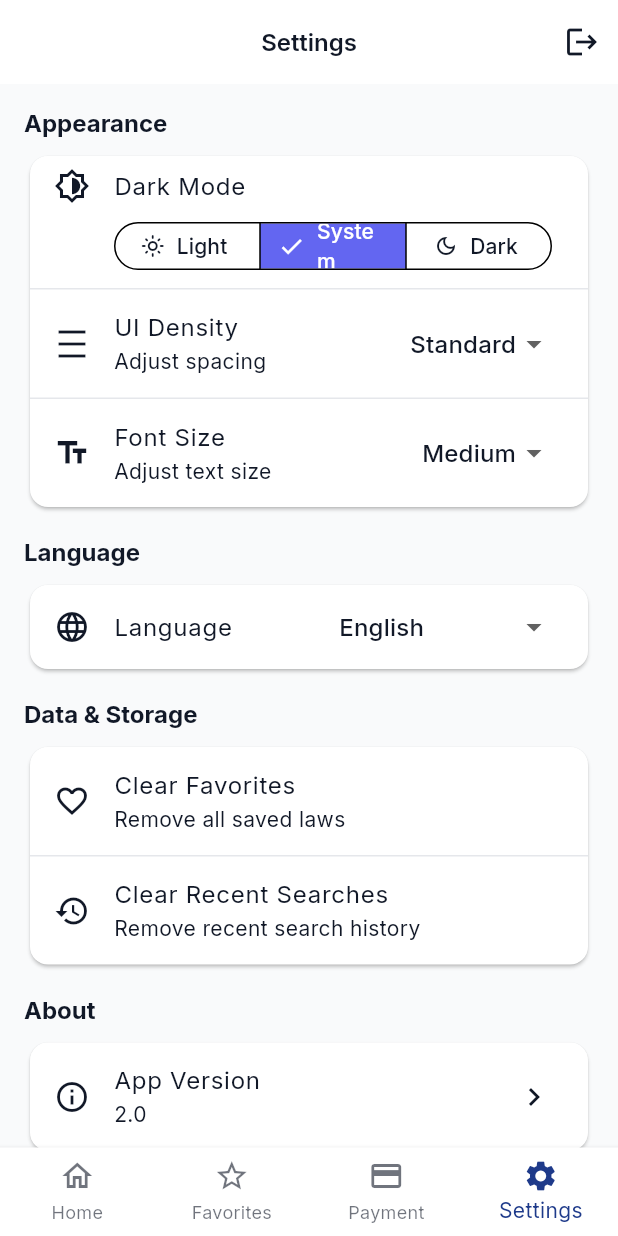
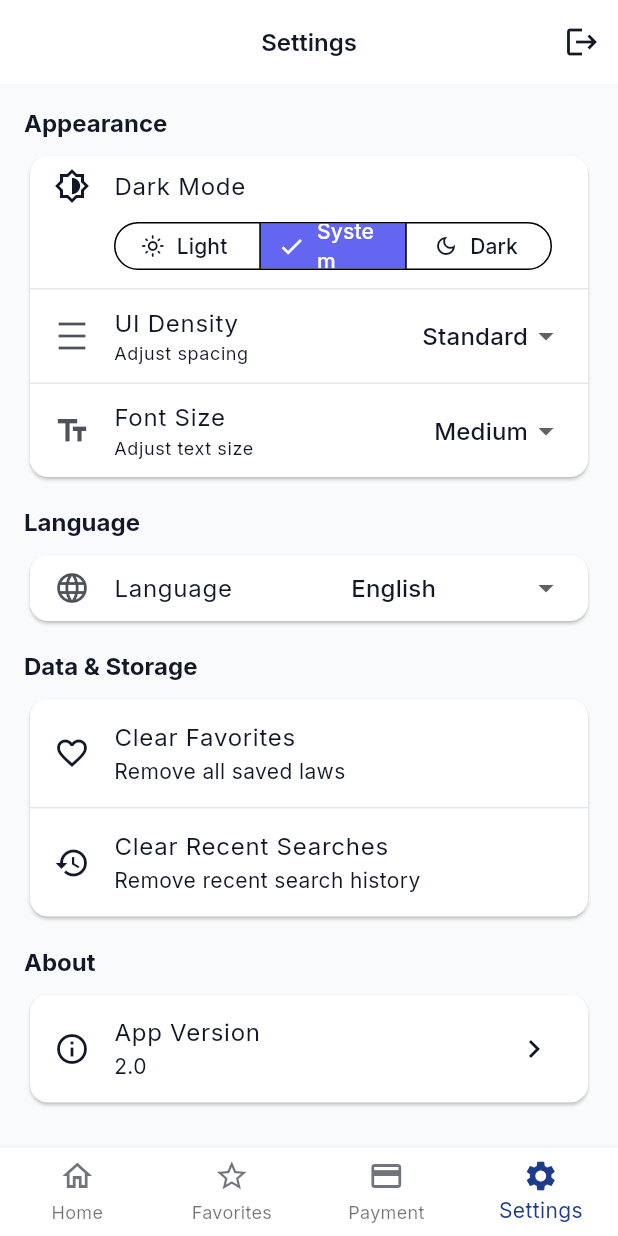
Before and after one commit to admdnsh/LawLibrary, a Flutter app: the HomeScreen screen opened directly, item 4 of the bottom bar chosen, on a phone screen of 412 x 824 dp. Run offline on Flutter 3.47's test engine with Material 3 defaults, Android fonts, the phone set to English and light mode, and no system bars; our stand-ins replace connectivity_plus, flutter_animate, flutter_secure_storage, flutter_slidable, google_fonts, logger and 4 more; accounts and stored records are empty; network calls fail.

Commit message:
fix: settings overflow, hardcoded string, and favorites polish
- Settings: replace DropdownButton in ListTile.trailing with full-width
  Row layout to fix RenderFlex overflow error
- Law detail: replace hardcoded 'Law deleted successfully' with l10n key
- Favorites: show filtered vs total count when searching ("3 of 12 saved laws")
- Favorites: add swipe-left hint on empty state

Co-Authored-By: Claude Sonnet 4.6 <noreply@anthropic.com>

```diff
--- a/TheLawLibrary/law_library/lib/screens/law_detail_screen.dart
+++ b/TheLawLibrary/law_library/lib/screens/law_detail_screen.dart
@@ -56,7 +56,7 @@ class _LawDetailScreenState extends State<LawDetailScreen> {
               if (success && context.mounted) {
                 Navigator.of(context).pop();
                 ScaffoldMessenger.of(context).showSnackBar(
-                  const SnackBar(content: Text('Law deleted successfully')),
+                  SnackBar(content: Text(AppLocalizations.of(context)!.adminLawDeleted)),
                 );
               }
             },
--- a/TheLawLibrary/law_library/lib/screens/settings_screen.dart
+++ b/TheLawLibrary/law_library/lib/screens/settings_screen.dart
@@ -235,13 +235,40 @@ class SettingsScreen extends StatelessWidget {
     required ValueChanged<T> onChanged,
     IconData? icon,
   }) {
-    return ListTile(
-      leading: icon != null ? Icon(icon) : null,
-      title: Text(title),
-      subtitle: subtitle == null || subtitle.isEmpty ? null : Text(subtitle),
-      trailing: DropdownButton<T>(
+    return Padding(
+      padding: const EdgeInsets.symmetric(horizontal: 16, vertical: 10),
+      child: Row(
+        children: [
+          if (icon != null) ...[
+            Icon(
+              icon,
+              color: Theme.of(context)
+                  .colorScheme
+                  .onSurfaceVariant
+                  .withOpacity(0.75),
+            ),
+            const SizedBox(width: 16),
+          ],
+          Expanded(
+            child: Column(
+              crossAxisAlignment: CrossAxisAlignment.start,
+              mainAxisSize: MainAxisSize.min,
+              children: [
+                Text(title, style: Theme.of(context).textTheme.bodyLarge),
+                if (subtitle != null && subtitle.isNotEmpty)
+                  Text(
+                    subtitle,
+                    style: Theme.of(context).textTheme.bodySmall?.copyWith(
+                          color: Theme.of(context).colorScheme.onSurfaceVariant,
+                        ),
+                  ),
+              ],
+            ),
+          ),
+          DropdownButton<T>(
             value: value,
             underline: const SizedBox(),
+            isDense: true,
             items: items
                 .map(
                   (item) => DropdownMenuItem<T>(
@@ -251,6 +278,8 @@ class SettingsScreen extends StatelessWidget {
                 )
                 .toList(),
             onChanged: (v) => v != null ? onChanged(v) : null,
+          ),
+        ],
       ),
     );
   }
```
Also changed, not shown: TheLawLibrary/law_library/lib/screens/favorites_screen.dart (+38 -1 lines). Lines whose indentation alone changed are shown as unchanged.
